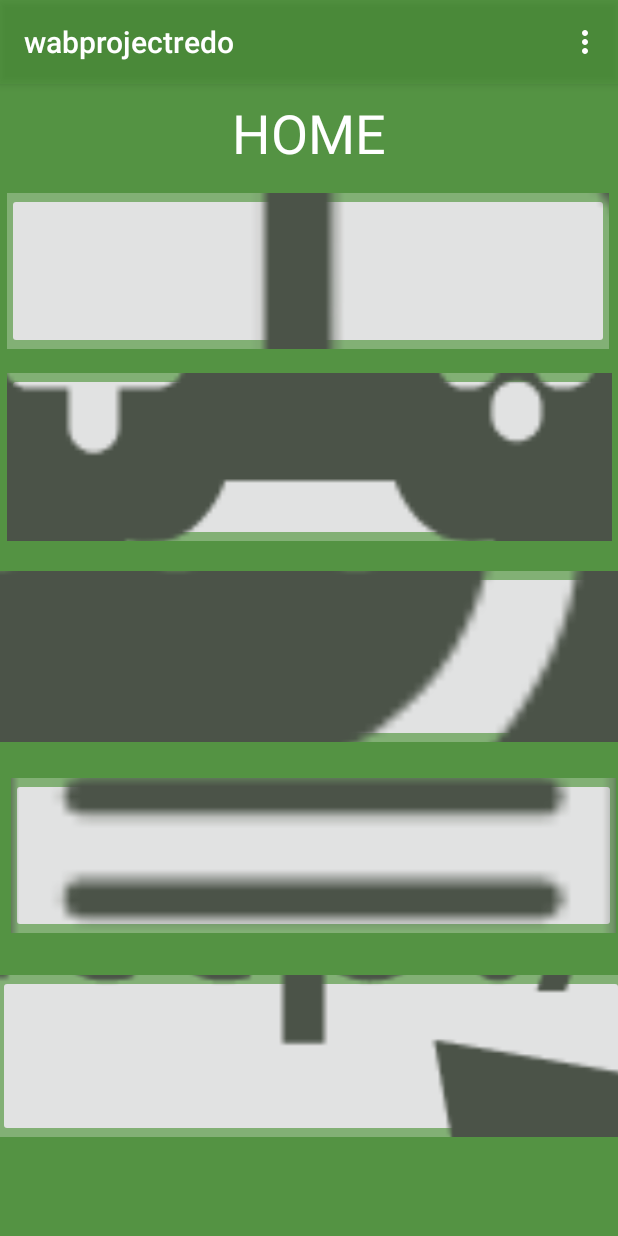
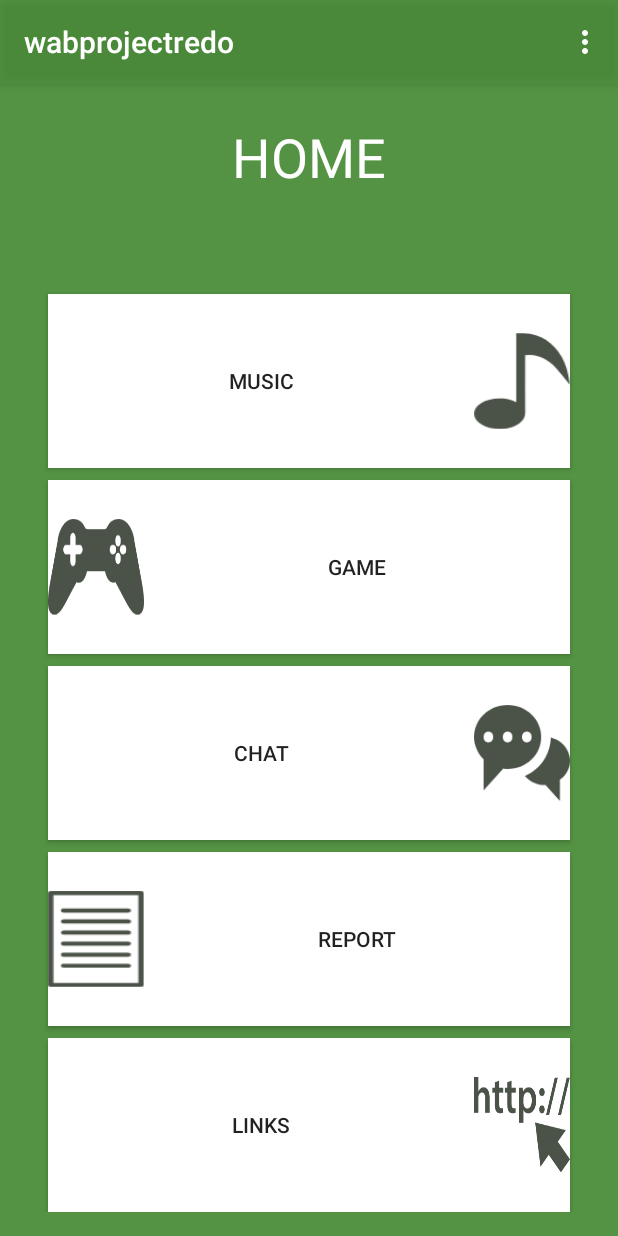
Before and after one commit to dtschmidt/wabprojectredo, an Android app: the screen it shows after launch once a user with an empty profile is signed in (HomepageActivity), on a phone screen of 412 x 824 dp. Run offline under Robolectric (Android 15) with nearby library versions, the phone set to English and light mode, and no system bars; our stand-ins replace Firebase (no records; nobody signed in at launch, a user with empty details on screens opened directly).

Commit message:
4/2 end of day - work on homepage ui

```diff
--- a/app/src/main/java/com/example/wabprojectredo/GamesActivity.kt
+++ b/app/src/main/java/com/example/wabprojectredo/GamesActivity.kt
@@ -9,6 +9,8 @@ import com.google.firebase.database.DataSnapshot
 import com.google.firebase.database.DatabaseError
 import com.google.firebase.database.FirebaseDatabase
 import kotlinx.android.synthetic.main.activity_games.*
+import kotlinx.coroutines.GlobalScope
+import kotlinx.coroutines.launch
 import kotlinx.coroutines.runBlocking
 import java.time.LocalDateTime
 import java.time.format.DateTimeFormatter
@@ -16,7 +18,7 @@ import java.time.format.DateTimeFormatter
 class GamesActivity : AppCompatActivity() {
 
     companion object {
-        var questionArray = arrayOf<Question>()
+
     }
 
     override fun onCreate(savedInstanceState: Bundle?) {
@@ -26,50 +28,11 @@ class GamesActivity : AppCompatActivity() {
         //TODO: listen for questions needs to run all the way through before adding the extra.
         btn_games_quiz.setOnClickListener {
 
-            listenForQuestions()
-
             val intent = Intent(this, QuizActivity::class.java)
-            intent.putExtra("questionArray", questionArray)
             startActivity(intent)
 
         }
     }
 
-    private fun listenForQuestions(){
 
-        val current = LocalDateTime.now()
-        val formatter = DateTimeFormatter.ofPattern("MM")
-        val formatted = current.format(formatter)
-        val currentMonth = QuizActivity.months[formatted.toInt()]
-
-        val ref = FirebaseDatabase.getInstance().getReference("/quizzes/$currentMonth")
-
-        ref.addChildEventListener(object: ChildEventListener {
-            override fun onChildAdded(p0: DataSnapshot, p1: String?) {
-                val questionItem = p0.getValue(Question::class.java)
-
-                if (questionItem != null) {
-                    questionArray += questionItem
-
-                }
-            }
-
-            override fun onCancelled(p0: DatabaseError) {
-
-            }
-
-            override fun onChildChanged(p0: DataSnapshot, p1: String?) {
-
-            }
-
-            override fun onChildMoved(p0: DataSnapshot, p1: String?) {
-
-            }
-
-            override fun onChildRemoved(p0: DataSnapshot) {
-
-            }
-        })
-
-    }
 }
--- a/app/src/main/java/com/example/wabprojectredo/QuizActivity.kt
+++ b/app/src/main/java/com/example/wabprojectredo/QuizActivity.kt
@@ -5,7 +5,6 @@ import android.support.v7.app.AppCompatActivity
 import android.os.Bundle
 import android.util.Log
 import android.widget.Toast
-import com.example.wabprojectredo.GamesActivity.Companion.questionArray
 import com.example.wabprojectredo.classes.ChatMessage
 import com.example.wabprojectredo.classes.Question
 import com.google.firebase.database.ChildEventListener
@@ -13,6 +12,7 @@ import com.google.firebase.database.DataSnapshot
 import com.google.firebase.database.DatabaseError
 import com.google.firebase.database.FirebaseDatabase
 import kotlinx.android.synthetic.main.activity_quiz.*
+import kotlinx.coroutines.*
 import java.time.LocalDateTime
 import java.time.YearMonth
 import java.time.format.DateTimeFormatter
@@ -20,6 +20,9 @@ import java.time.format.DateTimeFormatter
 class QuizActivity : AppCompatActivity() {
 
     companion object {
+
+        var questionArray = arrayOf<Question>()
+
         /*used to get current month in listenForQuestions; first place is null so that
         1 corresponds with jan, 2 with feb, so on*/
         val months = arrayOf("null", "january", "february", "march", "april", "may", "june", "july", "august", "september", "october", "november", "december")
@@ -38,15 +41,23 @@ class QuizActivity : AppCompatActivity() {
         setContentView(R.layout.activity_quiz)
         val questionArray = intent.getParcelableArrayExtra("questionArray")
 
+        main()
 
-   //     totalQuestions = questionList.size
-  //      aaa()
+
         //TODO: note that an array starts at 0, need to fix
         //TODO: this while loop goes through real quick and doesnt actually do anything
     }
-/*
-    private fun aaa() {
-        if (questionNumber < questionList.size){
+
+    fun main() = runBlocking{
+        listenForQuestions()
+        aaa()
+    }
+
+     private fun aaa() {
+
+
+        totalQuestions = questionArray.size
+        if (questionNumber < questionArray.size){
             setUpPage()
             Log.d("quiz", "uhhhh")
 
@@ -57,16 +68,16 @@ class QuizActivity : AppCompatActivity() {
                     highlightCorrectAnswer()
                     highlightCurrentAnswerIfWrong()
 
-                    if (radio_quiz_1.isChecked && radio_quiz_1.text == questionList[questionNumber].correctAnswer) {
+                    if (radio_quiz_1.isChecked && radio_quiz_1.text == questionArray[questionNumber].correctAnswer) {
                         questionsCorrect++
                         submittedYet = true
-                    } else if (radio_quiz_2.isChecked && radio_quiz_2.text == questionList[questionNumber].correctAnswer) {
+                    } else if (radio_quiz_2.isChecked && radio_quiz_2.text == questionArray[questionNumber].correctAnswer) {
                         questionsCorrect++
                         submittedYet = true
-                    } else if (radio_quiz_3.isChecked && radio_quiz_3.text == questionList[questionNumber].correctAnswer) {
+                    } else if (radio_quiz_3.isChecked && radio_quiz_3.text == questionArray[questionNumber].correctAnswer) {
                         questionsCorrect++
                         submittedYet = true
-                    } else if (radio_quiz_4.isChecked && radio_quiz_4.text == questionList[questionNumber].correctAnswer) {
+                    } else if (radio_quiz_4.isChecked && radio_quiz_4.text == questionArray[questionNumber].correctAnswer) {
                         questionsCorrect++
                         submittedYet = true
                     } else {
@@ -87,48 +98,86 @@ class QuizActivity : AppCompatActivity() {
 
     private fun setUpPage() {
         txtview_quiz_questionnum.text = "Question $questionNumber"
-        txtview_quiz_qtext.text = questionList[questionNumber].actualQuestion
+        txtview_quiz_qtext.text = questionArray[questionNumber].actualQuestion
 
-        radio_quiz_1.text = questionList[questionNumber].optionOne
-        radio_quiz_2.text = questionList[questionNumber].optionTwo
-        radio_quiz_3.text = questionList[questionNumber].optionThree
-        radio_quiz_4.text = questionList[questionNumber].optionFour
+        radio_quiz_1.text = questionArray[questionNumber].optionOne
+        radio_quiz_2.text = questionArray[questionNumber].optionTwo
+        radio_quiz_3.text = questionArray[questionNumber].optionThree
+        radio_quiz_4.text = questionArray[questionNumber].optionFour
     }
 
     //also changes color of submit button
     private fun highlightCurrentAnswerIfWrong() {
-        if (radio_quiz_1.isChecked && radio_quiz_1.text != questionList[questionNumber].correctAnswer){
+        if (radio_quiz_1.isChecked && radio_quiz_1.text != questionArray[questionNumber].correctAnswer){
             btn_quiz_submitnext.setBackgroundColor(Color.BLUE)
             radio_quiz_1.setBackgroundColor(Color.RED)
         }
-        else if (radio_quiz_2.isChecked && radio_quiz_2.text != questionList[questionNumber].correctAnswer){
+        else if (radio_quiz_2.isChecked && radio_quiz_2.text != questionArray[questionNumber].correctAnswer){
             btn_quiz_submitnext.setBackgroundColor(Color.BLUE)
             radio_quiz_2.setBackgroundColor(Color.RED)
         }
-        else if (radio_quiz_3.isChecked && radio_quiz_3.text != questionList[questionNumber].correctAnswer){
+        else if (radio_quiz_3.isChecked && radio_quiz_3.text != questionArray[questionNumber].correctAnswer){
             btn_quiz_submitnext.setBackgroundColor(Color.BLUE)
             radio_quiz_3.setBackgroundColor(Color.RED)
         }
-        else if (radio_quiz_4.isChecked && radio_quiz_4.text != questionList[questionNumber].correctAnswer){
+        else if (radio_quiz_4.isChecked && radio_quiz_4.text != questionArray[questionNumber].correctAnswer){
             btn_quiz_submitnext.setBackgroundColor(Color.BLUE)
             radio_quiz_4.setBackgroundColor(Color.RED)
         }
     }
 
     private fun highlightCorrectAnswer() {
-        if (radio_quiz_1.text == questionList[questionNumber].correctAnswer){
+        if (radio_quiz_1.text == questionArray[questionNumber].correctAnswer){
             radio_quiz_1.setBackgroundColor(Color.GREEN)
         }
-        else if (radio_quiz_2.text == questionList[questionNumber].correctAnswer){
+        else if (radio_quiz_2.text == questionArray[questionNumber].correctAnswer){
             radio_quiz_2.setBackgroundColor(Color.GREEN)
         }
-        else if (radio_quiz_3.text == questionList[questionNumber].correctAnswer){
+        else if (radio_quiz_3.text == questionArray[questionNumber].correctAnswer){
             radio_quiz_3.setBackgroundColor(Color.GREEN)
         }
-        else if (radio_quiz_4.text == questionList[questionNumber].correctAnswer){
+        else if (radio_quiz_4.text == questionArray[questionNumber].correctAnswer){
             radio_quiz_4.setBackgroundColor(Color.GREEN)
         }
     }
-*/
+
+    private fun listenForQuestions(){
+
+        val current = LocalDateTime.now()
+        val formatter = DateTimeFormatter.ofPattern("MM")
+        val formatted = current.format(formatter)
+        val currentMonth = QuizActivity.months[formatted.toInt()]
+
+        val ref = FirebaseDatabase.getInstance().getReference("/quizzes/$currentMonth")
+
+        ref.addChildEventListener(object: ChildEventListener {
+            override fun onChildAdded(p0: DataSnapshot, p1: String?) {
+                val questionItem = p0.getValue(Question::class.java)
+
+                if (questionItem != null) {
+                    questionArray += questionItem
+
+                }
+            }
+
+            override fun onCancelled(p0: DatabaseError) {
+
+            }
+
+            override fun onChildChanged(p0: DataSnapshot, p1: String?) {
+
+            }
+
+            override fun onChildMoved(p0: DataSnapshot, p1: String?) {
+
+            }
+
+            override fun onChildRemoved(p0: DataSnapshot) {
+
+            }
+        })
+        return
+    }
+
 
 }
--- /dev/null
+++ b/app/src/main/res/drawable/chatdraw.xml
@@ -0,0 +1,10 @@
+<?xml version="1.0" encoding="utf-8"?>
+<layer-list xmlns:android="http://schemas.android.com/apk/res/android">
+    <item
+            android:id="@+id/chatimage"
+            android:drawable="@drawable/chat"
+            android:width="64dp"
+            android:height="64dp"
+
+    />
+</layer-list>
--- /dev/null
+++ b/app/src/main/res/drawable/gamedraw.xml
@@ -0,0 +1,10 @@
+<?xml version="1.0" encoding="utf-8"?>
+<layer-list xmlns:android="http://schemas.android.com/apk/res/android">
+    <item
+            android:id="@+id/gameimage"
+            android:drawable="@drawable/game"
+            android:width="64dp"
+            android:height="64dp"
+
+    />
+</layer-list>
--- /dev/null
+++ b/app/src/main/res/drawable/linksdraw.xml
@@ -0,0 +1,10 @@
+<?xml version="1.0" encoding="utf-8"?>
+<layer-list xmlns:android="http://schemas.android.com/apk/res/android">
+    <item
+            android:id="@+id/linksimage"
+            android:drawable="@drawable/links"
+            android:width="64dp"
+            android:height="64dp"
+
+    />
+</layer-list>
--- /dev/null
+++ b/app/src/main/res/drawable/musicdraw.xml
@@ -0,0 +1,10 @@
+<?xml version="1.0" encoding="utf-8"?>
+<layer-list xmlns:android="http://schemas.android.com/apk/res/android">
+    <item
+            android:id="@+id/musicimage"
+            android:drawable="@drawable/music"
+            android:width="64dp"
+            android:height="64dp"
+
+        />
+</layer-list>
--- /dev/null
+++ b/app/src/main/res/drawable/reportdraw.xml
@@ -0,0 +1,10 @@
+<?xml version="1.0" encoding="utf-8"?>
+<layer-list xmlns:android="http://schemas.android.com/apk/res/android">
+    <item
+            android:id="@+id/reportimage"
+            android:drawable="@drawable/report"
+            android:width="64dp"
+            android:height="64dp"
+
+    />
+</layer-list>
--- a/app/src/main/res/layout/activity_homepage.xml
+++ b/app/src/main/res/layout/activity_homepage.xml
@@ -1,56 +1,74 @@
 <?xml version="1.0" encoding="utf-8"?>
-<android.support.constraint.ConstraintLayout
+<android.support.v7.widget.LinearLayoutCompat
         xmlns:android="http://schemas.android.com/apk/res/android"
         xmlns:tools="http://schemas.android.com/tools"
         xmlns:app="http://schemas.android.com/apk/res-auto"
         android:layout_width="match_parent"
         android:layout_height="match_parent"
         android:background="@color/colorPrimary"
-        android:weightSum="1"
+        android:weightSum="6"
         android:orientation="vertical"
-        tools:context=".HomepageActivity" android:id="@+id/linearLayoutCompat">
-    <ImageButton
-            android:layout_width="401dp"
-            android:layout_height="104dp" app:srcCompat="@drawable/music"
-            android:id="@+id/btn_homepage_music" app:layout_constraintEnd_toEndOf="@+id/textView13"
-            app:layout_constraintStart_toStartOf="@+id/textView13" android:layout_marginTop="16dp"
-            app:layout_constraintTop_toBottomOf="@+id/textView13" app:layout_constraintHorizontal_bias="0.503"/>
+        tools:context=".HomepageActivity" android:id="@+id/linearLayoutCompat" android:padding="16dp">
     <TextView
+            android:layout_weight="1"
             android:text="HOME"
-            android:layout_width="wrap_content"
+            android:layout_width="match_parent"
             android:layout_height="wrap_content"
             android:id="@+id/textView13"
             android:textColor="@android:color/white" android:textSize="36sp" app:layout_constraintEnd_toEndOf="parent"
             app:layout_constraintStart_toStartOf="parent" android:layout_marginEnd="8dp"
-            android:layout_marginStart="8dp" android:layout_marginTop="8dp" app:layout_constraintTop_toTopOf="parent"/>
-    <ImageButton
-            android:layout_width="403dp"
-            android:layout_height="112dp" app:srcCompat="@drawable/game"
-            android:id="@+id/btn_homepage_game" app:layout_constraintEnd_toEndOf="@+id/btn_homepage_music"
-            android:layout_marginTop="16dp"
+            android:layout_marginStart="8dp" android:layout_marginTop="8dp" app:layout_constraintTop_toTopOf="parent"
+            android:textAlignment="center"/>
+    <Button
+            android:layout_weight="1"
+            android:text="Music"
+            android:layout_width="match_parent"
+            android:layout_height="wrap_content"
+            android:drawableEnd="@drawable/musicdraw"
+            android:id="@+id/btn_homepage_music" app:layout_constraintStart_toStartOf="parent"
+            android:layout_marginStart="16dp" app:layout_constraintEnd_toEndOf="parent" android:layout_marginEnd="16dp"
+            android:layout_marginTop="16dp" app:layout_constraintTop_toBottomOf="@+id/textView13"
+            app:layout_constraintHorizontal_bias="0.497" android:background="@android:color/background_light"/>
+    <Button
+            android:layout_weight="1"
+            android:text="Game"
+            android:layout_width="match_parent"
+            android:layout_height="wrap_content"
+            android:drawableStart="@drawable/gamedraw"
+            android:id="@+id/btn_homepage_game" app:layout_constraintEnd_toEndOf="parent"
+            android:layout_marginEnd="16dp" app:layout_constraintStart_toStartOf="parent"
+            android:layout_marginStart="16dp" android:layout_marginTop="8dp"
             app:layout_constraintTop_toBottomOf="@+id/btn_homepage_music"
-            app:layout_constraintStart_toStartOf="@+id/btn_homepage_music"
-            android:layout_marginStart="8dp" app:layout_constraintHorizontal_bias="0.8"/>
-    <ImageButton
-            android:layout_width="414dp"
-            android:layout_height="114dp" app:srcCompat="@drawable/chat"
-            android:id="@+id/btn_homepage_chat" app:layout_constraintEnd_toEndOf="@+id/btn_homepage_game"
-            app:layout_constraintStart_toStartOf="@+id/btn_homepage_game" app:layout_constraintHorizontal_bias="0.736"
+            android:background="@android:color/background_light"/>
+    <Button
+            android:layout_weight="1"
+            android:text="Chat"
+            android:layout_width="match_parent"
+            android:layout_height="wrap_content"
+            android:drawableEnd="@drawable/chatdraw"
+            android:id="@+id/btn_homepage_chat" app:layout_constraintEnd_toEndOf="parent"
+            android:layout_marginEnd="16dp" app:layout_constraintStart_toStartOf="parent"
+            android:layout_marginStart="16dp" android:layout_marginTop="8dp"
             app:layout_constraintTop_toBottomOf="@+id/btn_homepage_game"
-            android:layout_marginStart="8dp" android:layout_marginTop="20dp"/>
-    <ImageButton
-            android:layout_width="403dp"
-            android:layout_height="103dp" app:srcCompat="@drawable/report"
-            android:id="@+id/btn_homepage_report" app:layout_constraintEnd_toEndOf="@+id/btn_homepage_chat"
-            android:layout_marginTop="24dp"
-            app:layout_constraintTop_toBottomOf="@+id/btn_homepage_chat"
-            app:layout_constraintStart_toStartOf="@+id/btn_homepage_chat" android:layout_marginStart="8dp"
-            app:layout_constraintHorizontal_bias="0.0"/>
-    <ImageButton
-            android:layout_width="417dp"
-            android:layout_height="108dp" app:srcCompat="@drawable/links"
-            android:id="@+id/btn_homepage_links" app:layout_constraintStart_toStartOf="@+id/btn_homepage_report"
-            android:layout_marginTop="28dp"
-            app:layout_constraintTop_toBottomOf="@+id/btn_homepage_report"
-            app:layout_constraintEnd_toEndOf="@+id/btn_homepage_report" app:layout_constraintHorizontal_bias="0.714"/>
-</android.support.constraint.ConstraintLayout>
+            android:background="@android:color/background_light"/>
+    <Button
+            android:layout_weight="1"
+            android:text="Report"
+            android:layout_width="match_parent"
+            android:layout_height="wrap_content"
+            android:drawableStart="@drawable/reportdraw"
+            android:id="@+id/btn_homepage_report" app:layout_constraintStart_toStartOf="parent"
+            android:layout_marginStart="16dp" app:layout_constraintEnd_toEndOf="parent" android:layout_marginEnd="16dp"
+            android:layout_marginTop="8dp" app:layout_constraintTop_toBottomOf="@+id/btn_homepage_chat"
+            android:background="@android:color/background_light"/>
+    <Button
+            android:layout_weight="1"
+            android:text="Links"
+            android:layout_width="match_parent"
+            android:layout_height="wrap_content"
+            android:drawableEnd="@drawable/linksdraw"
+            android:id="@+id/btn_homepage_links" android:layout_marginTop="8dp"
+            app:layout_constraintTop_toBottomOf="@+id/btn_homepage_report" app:layout_constraintEnd_toEndOf="parent"
+            android:layout_marginEnd="16dp" app:layout_constraintStart_toStartOf="parent"
+            android:layout_marginStart="16dp" android:background="@android:color/background_light"/>
+</android.support.v7.widget.LinearLayoutCompat>
```
